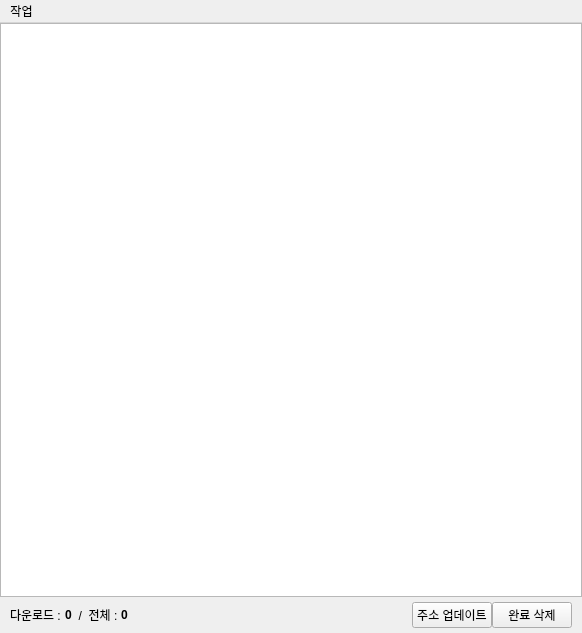
First picture: the form in src/ui/MainWindow.ui, repository gyuha/wolf-catcher, before the edit.
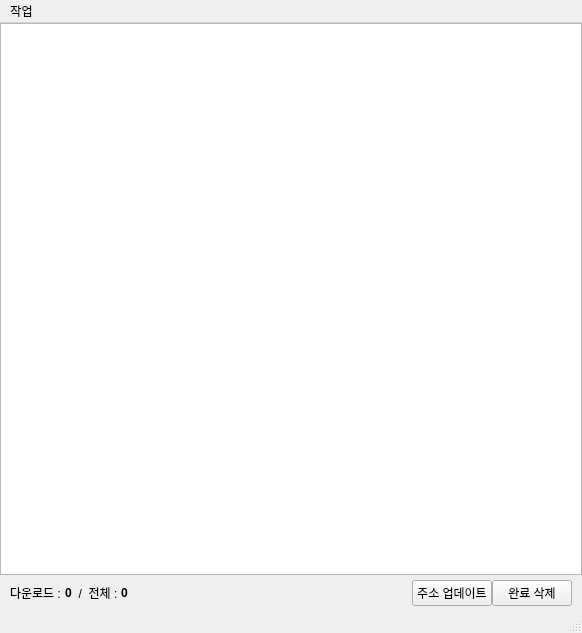
Second picture: the form after the edit.

```diff
--- a/src/ui/MainWindow.ui
+++ b/src/ui/MainWindow.ui
@@ -142,6 +142,7 @@
    </widget>
    <addaction name="menu"/>
   </widget>
+  <widget class="QStatusBar" name="statusbar"/>
   <action name="action_always_top">
    <property name="checkable">
     <bool>true</bool>
```
